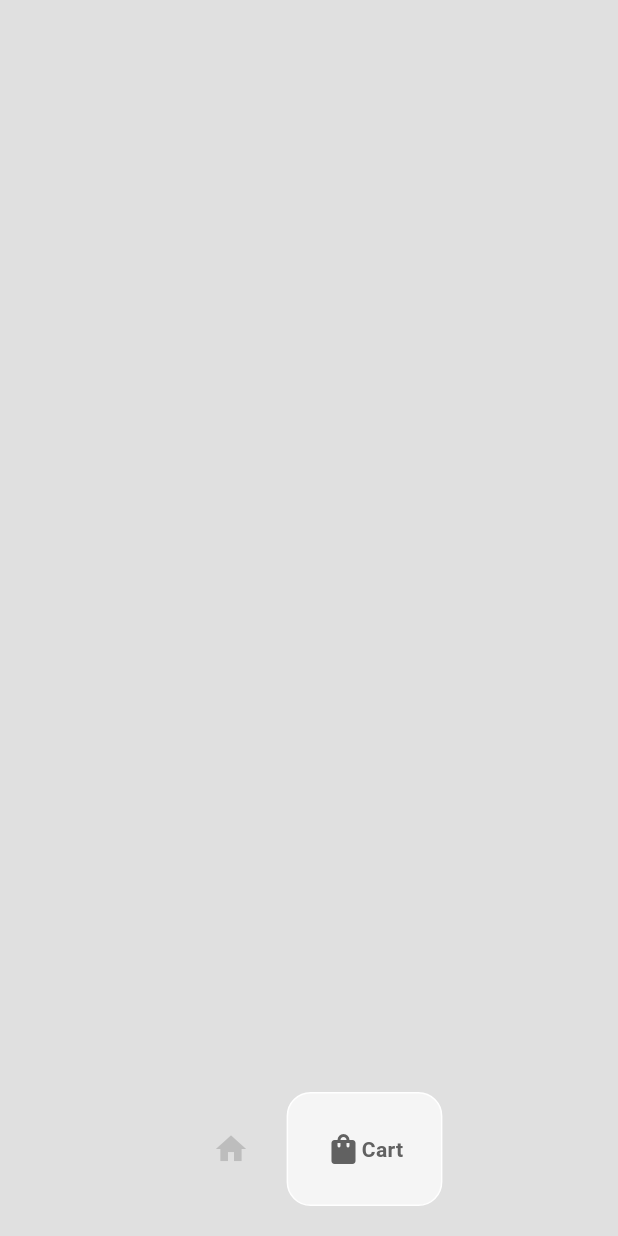
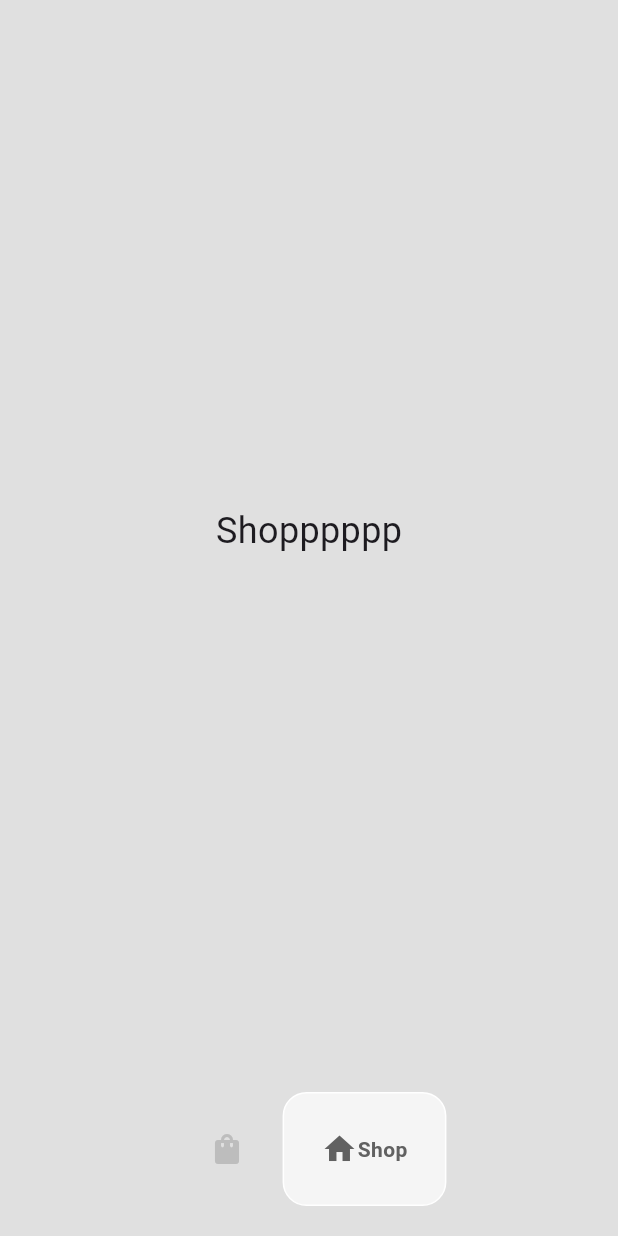
Before and after one commit to bean298/Flutter_Dart_App, a Flutter app: the HomePage screen opened directly, item 2 of the bottom bar chosen, on a phone screen of 412 x 824 dp. Run offline on Flutter 3.47's test engine with Material 3 defaults, Android fonts, the phone set to English and light mode, and no system bars; drawn by our look-alikes of google_nav_bar.

Commit message:
Navigate cart tab and shop tab

```diff
--- a/shoes_app/lib/components/bottom_nav_bar.dart
+++ b/shoes_app/lib/components/bottom_nav_bar.dart
@@ -2,7 +2,10 @@ import 'package:flutter/material.dart';
 import 'package:google_nav_bar/google_nav_bar.dart';
 
 class MyBottomNavBar extends StatelessWidget {
-  const MyBottomNavBar({super.key});
+  // Tham số sẽ là kiểu int, ko trả về gì
+  void Function(int)? onTabChange;
+
+  MyBottomNavBar({super.key, required this.onTabChange});
 
   @override
   Widget build(BuildContext context) {
@@ -15,9 +18,10 @@ class MyBottomNavBar extends StatelessWidget {
         tabBackgroundColor: Colors.grey.shade100,
         mainAxisAlignment: MainAxisAlignment.center,
         tabBorderRadius: 16,
+        onTabChange: (value) => onTabChange!(value),
         tabs: const [
+          GButton(icon: Icons.shopping_bag_rounded, text: "Cart"),
           GButton(icon: Icons.home, text: "Shop"),
-          GButton(icon: Icons.shopping_bag_rounded, text: "Cart"),
         ],
       ),
     );
--- a/shoes_app/lib/pages/home_page.dart
+++ b/shoes_app/lib/pages/home_page.dart
@@ -1,5 +1,7 @@
 import 'package:flutter/material.dart';
 import 'package:shoes_app/components/bottom_nav_bar.dart';
+import 'package:shoes_app/pages/cart_page.dart';
+import 'package:shoes_app/pages/shop_page.dart';
 
 class HomePage extends StatefulWidget {
   const HomePage({super.key});
@@ -9,11 +11,32 @@ class HomePage extends StatefulWidget {
 }
 
 class _HomePageState extends State<HomePage> {
+  int _selectedIndex = 0;
+
+  // Thay đổi index mỗi khi chuyển tab, mỗi tab là mỗi index khác nhau
+  void navigateBottombar(int index) {
+    setState(() {
+      _selectedIndex = index;
+    });
+  }
+
+  // Chuyển page dựa trên index
+  final List<Widget> _pages = [
+    // Cart
+    const CartPage(),
+
+    // Shope
+    const ShopPage(),
+  ];
+
   @override
   Widget build(BuildContext context) {
     return Scaffold(
       backgroundColor: Colors.grey[300],
-      bottomNavigationBar: MyBottomNavBar(),
+      bottomNavigationBar: MyBottomNavBar(
+        onTabChange: (index) => navigateBottombar(index),
+      ),
+      body: _pages[_selectedIndex],
     );
   }
 }
--- /dev/null
+++ b/shoes_app/lib/pages/shop_page.dart
@@ -0,0 +1,15 @@
+import 'package:flutter/material.dart';
+
+class ShopPage extends StatefulWidget {
+  const ShopPage({super.key});
+
+  @override
+  State<ShopPage> createState() => _ShopPageState();
+}
+
+class _ShopPageState extends State<ShopPage> {
+  @override
+  Widget build(BuildContext context) {
+    return Center(child: Text("Shopppppp", style: TextStyle(fontSize: 24)));
+  }
+}
```
Also changed, not shown: shoes_app/lib/pages/cart_page.dart (added, +15 -0 lines).
